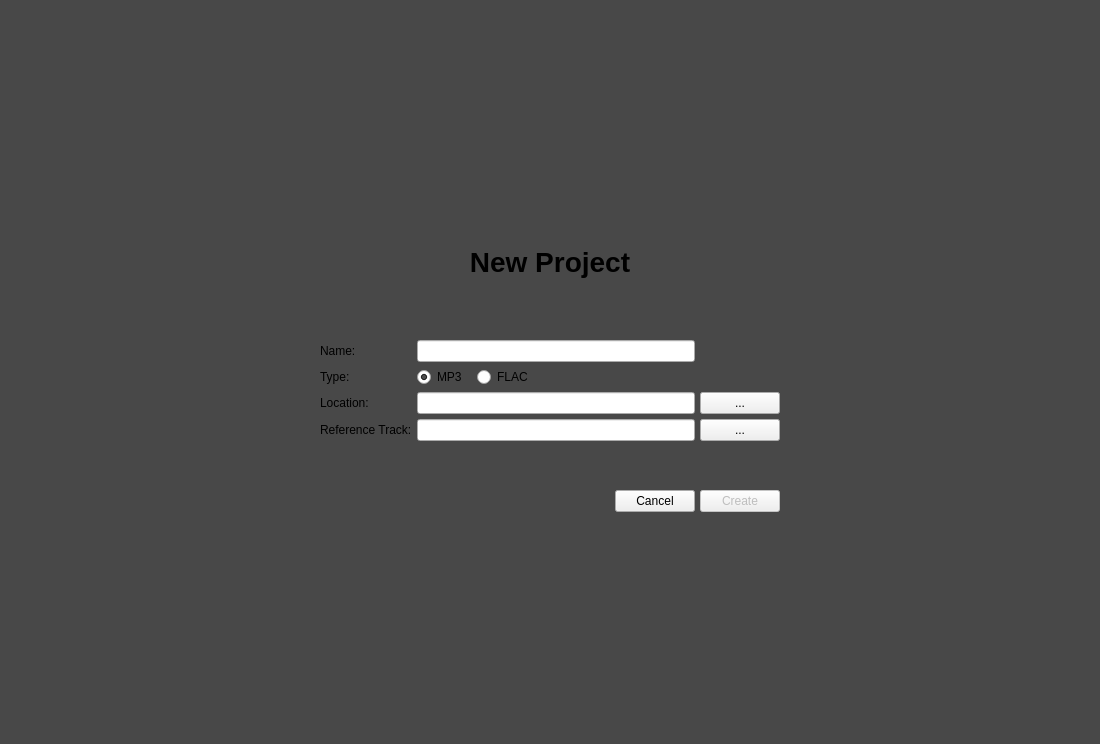
Old version of the form resources/ui/new_album_page.ui in the repository Iconoclasteinc/tgit.
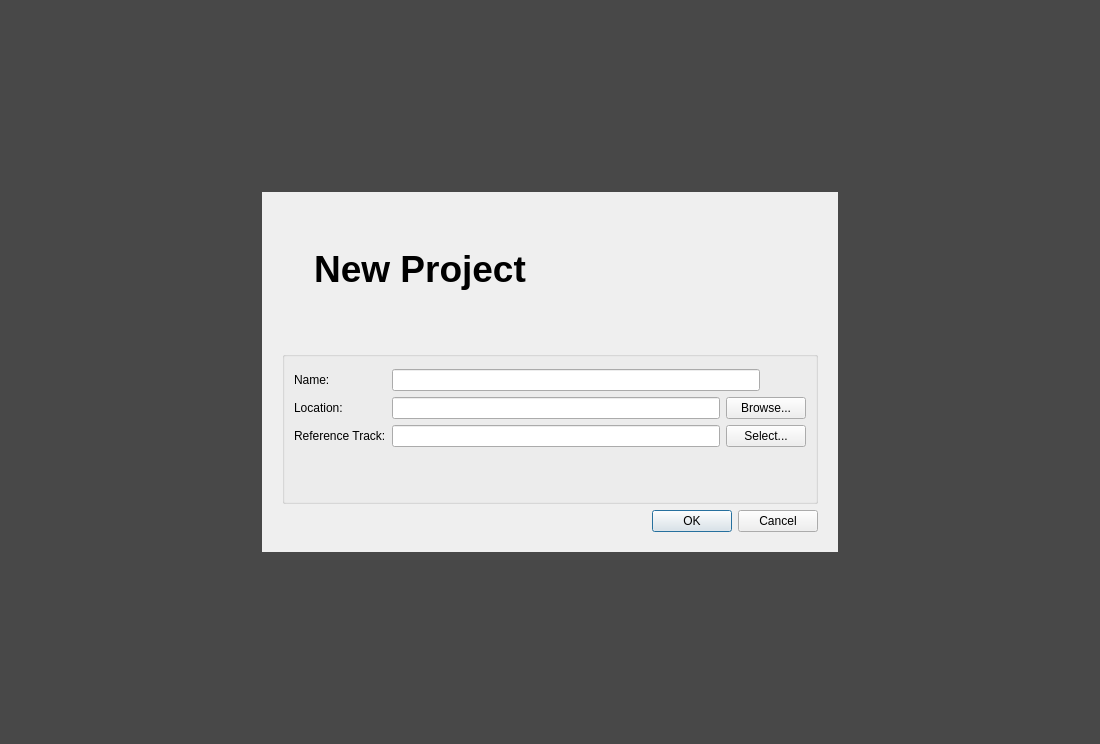
New version of the form. Icons and pictures are not drawn.

Commit message: Fix previous merge where I accidentatly picked up the old versions of the files

Patch:
```diff
--- a/resources/ui/new_album_page.ui
+++ b/resources/ui/new_album_page.ui
@@ -10,25 +10,10 @@
     <height>744</height>
    </rect>
   </property>
-  <property name="sizePolicy">
-   <sizepolicy hsizetype="Minimum" vsizetype="Minimum">
-    <horstretch>0</horstretch>
-    <verstretch>0</verstretch>
-   </sizepolicy>
-  </property>
   <property name="styleSheet">
    <string notr="true">#new_project_page {
     background-color: #484848
 }
-
-#_new_project_dialog {
-	padding: 20px;
-	min-width: 500px;
-	max-width: 500px;
-	min-height: 300px;
-	max-height: 300px;
-	background: white url(':/images/logo.png') no-repeat top left;
-}
 </string>
   </property>
   <layout class="QGridLayout" name="gridLayout_2">
@@ -46,201 +31,77 @@
    </property>
    <item row="0" column="0">
     <widget class="QWidget" name="_new_project_dialog" native="true">
+     <property name="minimumSize">
+      <size>
+       <width>576</width>
+       <height>360</height>
+      </size>
+     </property>
+     <property name="maximumSize">
+      <size>
+       <width>572</width>
+       <height>360</height>
+      </size>
+     </property>
+     <property name="autoFillBackground">
+      <bool>true</bool>
+     </property>
      <layout class="QVBoxLayout" name="verticalLayout_6">
-      <property name="spacing">
-       <number>5</number>
-      </property>
       <property name="leftMargin">
-       <number>40</number>
+       <number>20</number>
       </property>
       <property name="topMargin">
-       <number>20</number>
+       <number>0</number>
       </property>
       <property name="rightMargin">
-       <number>40</number>
+       <number>20</number>
       </property>
       <property name="bottomMargin">
-       <number>30</number>
+       <number>20</number>
       </property>
       <item>
-       <widget class="QLabel" name="_title">
-        <property name="styleSheet">
-         <string notr="true">QLabel {
-	font-size: 28px;
-	font-weight: bold;
-	margin-top: 24px;
-    margin-bottom: 12px;
-}</string>
+       <layout class="QHBoxLayout" name="horizontalLayout">
+        <property name="spacing">
+         <number>25</number>
         </property>
-        <property name="text">
-         <string>New Project</string>
-        </property>
-        <property name="alignment">
-         <set>Qt::AlignCenter</set>
-        </property>
-       </widget>
-      </item>
-      <item>
-       <spacer name="verticalSpacer_2">
-        <property name="orientation">
-         <enum>Qt::Vertical</enum>
-        </property>
-        <property name="sizeHint" stdset="0">
-         <size>
-          <width>20</width>
-          <height>40</height>
-         </size>
-        </property>
-       </spacer>
-      </item>
-      <item>
-       <layout class="QGridLayout" name="_new_project_info_container">
-        <item row="1" column="1">
-         <layout class="QHBoxLayout" name="_type_container">
-          <property name="spacing">
-           <number>10</number>
+        <item>
+         <widget class="QLabel" name="label">
+          <property name="sizePolicy">
+           <sizepolicy hsizetype="Minimum" vsizetype="Preferred">
+            <horstretch>0</horstretch>
+            <verstretch>0</verstretch>
+           </sizepolicy>
           </property>
-          <item>
-           <widget class="QRadioButton" name="_mp3_button">
-            <property name="focusPolicy">
-             <enum>Qt::StrongFocus</enum>
-            </property>
-            <property name="styleSheet">
-             <string notr="true"/>
-            </property>
-            <property name="text">
-             <string>MP3</string>
-            </property>
-            <property name="checked">
-             <bool>true</bool>
-            </property>
-           </widget>
-          </item>
-          <item>
-           <widget class="QRadioButton" name="_flac_button">
-            <property name="focusPolicy">
-             <enum>Qt::StrongFocus</enum>
-            </property>
-            <property name="text">
-             <string>FLAC</string>
-            </property>
-            <property name="iconSize">
-             <size>
-              <width>22</width>
-              <height>22</height>
-             </size>
-            </property>
-           </widget>
-          </item>
-          <item>
-           <spacer name="horizontalSpacer">
-            <property name="orientation">
-             <enum>Qt::Horizontal</enum>
-            </property>
-            <property name="sizeHint" stdset="0">
-             <size>
-              <width>40</width>
-              <height>20</height>
-             </size>
-            </property>
-           </spacer>
-          </item>
-         </layout>
-        </item>
-        <item row="0" column="1">
-         <widget class="QLineEdit" name="_name"/>
-        </item>
-        <item row="1" column="0">
-         <widget class="QLabel" name="_type_label">
           <property name="text">
-           <string>Type:</string>
+           <string/>
           </property>
           <property name="buddy">
            <cstring>_flac_button</cstring>
           </property>
          </widget>
         </item>
-        <item row="2" column="0">
-         <widget class="QLabel" name="_location_label">
-          <property name="text">
-           <string>Location:</string>
+        <item>
+         <widget class="QLabel" name="_title">
+          <property name="font">
+           <font>
+            <pointsize>28</pointsize>
+            <weight>75</weight>
+            <bold>true</bold>
+           </font>
           </property>
-          <property name="buddy">
-           <cstring>_location</cstring>
+          <property name="styleSheet">
+           <string notr="true"/>
           </property>
-         </widget>
-        </item>
-        <item row="3" column="0">
-         <widget class="QLabel" name="_track_location_label">
           <property name="text">
-           <string>Reference Track:</string>
+           <string>New Project</string>
           </property>
-          <property name="buddy">
-           <cstring>_track_location</cstring>
+          <property name="alignment">
+           <set>Qt::AlignCenter</set>
           </property>
          </widget>
         </item>
-        <item row="0" column="0">
-         <widget class="QLabel" name="_name_label">
-          <property name="text">
-           <string>Name:</string>
-          </property>
-          <property name="buddy">
-           <cstring>_name</cstring>
-          </property>
-         </widget>
-        </item>
-        <item row="2" column="1">
-         <widget class="QLineEdit" name="_location"/>
-        </item>
-        <item row="2" column="2">
-         <widget class="QPushButton" name="_browse_location_button">
-          <property name="cursor">
-           <cursorShape>PointingHandCursor</cursorShape>
-          </property>
-          <property name="focusPolicy">
-           <enum>Qt::ClickFocus</enum>
-          </property>
-          <property name="text">
-           <string>...</string>
-          </property>
-         </widget>
-        </item>
-        <item row="3" column="1">
-         <widget class="QLineEdit" name="_track_location"/>
-        </item>
-        <item row="3" column="2">
-         <widget class="QPushButton" name="_browse_track_location_button">
-          <property name="cursor">
-           <cursorShape>PointingHandCursor</cursorShape>
-          </property>
-          <property name="focusPolicy">
-           <enum>Qt::ClickFocus</enum>
-          </property>
-          <property name="text">
-           <string>...</string>
-          </property>
-         </widget>
-        </item>
-       </layout>
-      </item>
-      <item>
-       <spacer name="verticalSpacer">
-        <property name="orientation">
-         <enum>Qt::Vertical</enum>
-        </property>
-        <property name="sizeHint" stdset="0">
-         <size>
-          <width>20</width>
-          <height>40</height>
-         </size>
-        </property>
-       </spacer>
-      </item>
-      <item>
-       <layout class="QHBoxLayout" name="_buttons_container">
         <item>
-         <spacer name="horizontalSpacer_9">
+         <spacer name="horizontalSpacer">
           <property name="orientation">
            <enum>Qt::Horizontal</enum>
           </property>
@@ -252,31 +113,174 @@
           </property>
          </spacer>
         </item>
-        <item>
-         <widget class="QPushButton" name="_cancel_button">
-          <property name="cursor">
-           <cursorShape>PointingHandCursor</cursorShape>
-          </property>
-          <property name="text">
-           <string>Cancel</string>
-          </property>
-         </widget>
-        </item>
-        <item>
-         <widget class="QPushButton" name="_create_button">
-          <property name="enabled">
-           <bool>false</bool>
-          </property>
-          <property name="cursor">
-           <cursorShape>PointingHandCursor</cursorShape>
-          </property>
-          <property name="text">
-           <string>Create</string>
-          </property>
-         </widget>
-        </item>
        </layout>
       </item>
+      <item>
+       <widget class="QGroupBox" name="groupBox">
+        <property name="minimumSize">
+         <size>
+          <width>0</width>
+          <height>100</height>
+         </size>
+        </property>
+        <property name="title">
+         <string/>
+        </property>
+        <layout class="QFormLayout" name="formLayout_2">
+         <property name="topMargin">
+          <number>12</number>
+         </property>
+         <item row="0" column="0">
+          <widget class="QLabel" name="_name_label">
+           <property name="text">
+            <string>Name:</string>
+           </property>
+           <property name="buddy">
+            <cstring>_name</cstring>
+           </property>
+          </widget>
+         </item>
+         <item row="0" column="1">
+          <widget class="QWidget" name="widget" native="true">
+           <layout class="QGridLayout" name="gridLayout_7">
+            <property name="leftMargin">
+             <number>0</number>
+            </property>
+            <property name="topMargin">
+             <number>0</number>
+            </property>
+            <property name="rightMargin">
+             <number>0</number>
+            </property>
+            <property name="bottomMargin">
+             <number>0</number>
+            </property>
+            <item row="0" column="0">
+             <widget class="QLineEdit" name="_name">
+              <property name="minimumSize">
+               <size>
+                <width>200</width>
+                <height>0</height>
+               </size>
+              </property>
+             </widget>
+            </item>
+            <item row="0" column="1">
+             <widget class="QPushButton" name="_to_have_the_same_height_as_the_other_form_rows">
+              <property name="enabled">
+               <bool>false</bool>
+              </property>
+              <property name="text">
+               <string/>
+              </property>
+              <property name="flat">
+               <bool>true</bool>
+              </property>
+             </widget>
+            </item>
+           </layout>
+          </widget>
+         </item>
+         <item row="1" column="0">
+          <widget class="QLabel" name="_location_label">
+           <property name="text">
+            <string>Location:</string>
+           </property>
+           <property name="buddy">
+            <cstring>_location</cstring>
+           </property>
+          </widget>
+         </item>
+         <item row="1" column="1">
+          <widget class="QWidget" name="widget_2" native="true">
+           <layout class="QGridLayout" name="gridLayout_6">
+            <property name="leftMargin">
+             <number>0</number>
+            </property>
+            <property name="topMargin">
+             <number>0</number>
+            </property>
+            <property name="rightMargin">
+             <number>0</number>
+            </property>
+            <property name="bottomMargin">
+             <number>0</number>
+            </property>
+            <item row="0" column="0">
+             <widget class="QLineEdit" name="_location">
+              <property name="minimumSize">
+               <size>
+                <width>200</width>
+                <height>0</height>
+               </size>
+              </property>
+             </widget>
+            </item>
+            <item row="0" column="1">
+             <widget class="QPushButton" name="_browse_location_button">
+              <property name="text">
+               <string>Browse...</string>
+              </property>
+             </widget>
+            </item>
+           </layout>
+          </widget>
+         </item>
+         <item row="2" column="0">
+          <widget class="QLabel" name="_track_location_label">
+           <property name="text">
+            <string>Reference Track:</string>
+           </property>
+           <property name="buddy">
+            <cstring>_reference_track</cstring>
+           </property>
+          </widget>
+         </item>
+         <item row="2" column="1">
+          <widget class="QWidget" name="widget_4" native="true">
+           <layout class="QGridLayout" name="gridLayout_5">
+            <property name="leftMargin">
+             <number>0</number>
+            </property>
+            <property name="topMargin">
+             <number>0</number>
+            </property>
+            <property name="rightMargin">
+             <number>0</number>
+            </property>
+            <property name="bottomMargin">
+             <number>0</number>
+            </property>
+            <item row="0" column="0">
+             <widget class="QLineEdit" name="_reference_track">
+              <property name="minimumSize">
+               <size>
+                <width>200</width>
+                <height>0</height>
+               </size>
+              </property>
+             </widget>
+            </item>
+            <item row="0" column="1">
+             <widget class="QPushButton" name="_select_reference_track_button">
+              <property name="text">
+               <string>Select...</string>
+              </property>
+             </widget>
+            </item>
+           </layout>
+          </widget>
+         </item>
+        </layout>
+       </widget>
+      </item>
+      <item>
+       <widget class="QDialogButtonBox" name="_action_buttons">
+        <property name="standardButtons">
+         <set>QDialogButtonBox::Cancel|QDialogButtonBox::Ok</set>
+        </property>
+       </widget>
+      </item>
      </layout>
     </widget>
    </item>
```
Left out of the diff: 67 changed lines with no effect on the pictures. The commit also changes 2 other files.
